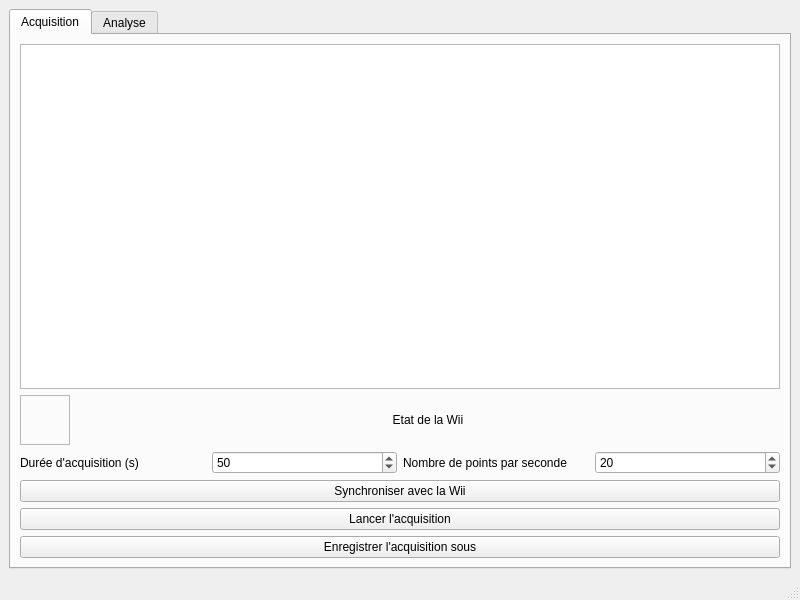
First picture: the form in interface.ui, repository Bastien38/wii, before the edit.
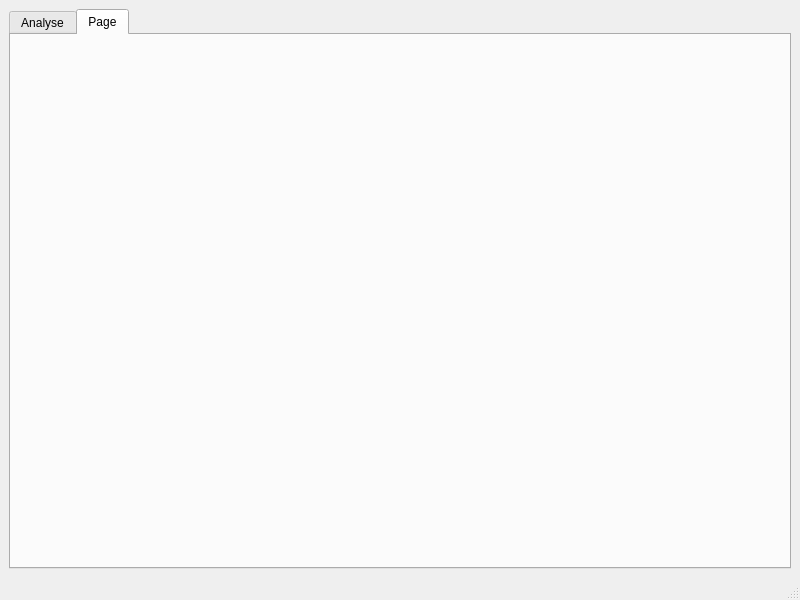
Second picture: the form after the edit. The open tabs and pages were chosen to show the change.

Commit message: Updating wizard class

What changed in the file:
```diff
--- a/interface.ui
+++ b/interface.ui
@@ -22,197 +22,6 @@
         <property name="currentIndex">
          <number>0</number>
         </property>
-        <widget class="QWidget" name="tab">
-         <property name="sizePolicy">
-          <sizepolicy hsizetype="Minimum" vsizetype="Preferred">
-           <horstretch>0</horstretch>
-           <verstretch>0</verstretch>
-          </sizepolicy>
-         </property>
-         <property name="minimumSize">
-          <size>
-           <width>200</width>
-           <height>0</height>
-          </size>
-         </property>
-         <attribute name="title">
-          <string>Acquisition</string>
-         </attribute>
-         <layout class="QHBoxLayout" name="horizontalLayout_2">
-          <item>
-           <layout class="QVBoxLayout" name="verticalLayout_3">
-            <property name="spacing">
-             <number>6</number>
-            </property>
-            <property name="sizeConstraint">
-             <enum>QLayout::SetFixedSize</enum>
-            </property>
-            <item>
-             <widget class="QTextEdit" name="textEdit">
-              <property name="sizePolicy">
-               <sizepolicy hsizetype="Minimum" vsizetype="Expanding">
-                <horstretch>0</horstretch>
-                <verstretch>0</verstretch>
-               </sizepolicy>
-              </property>
-              <property name="readOnly">
-               <bool>true</bool>
-              </property>
-             </widget>
-            </item>
-            <item>
-             <layout class="QHBoxLayout" name="horizontalLayout_3">
-              <property name="sizeConstraint">
-               <enum>QLayout::SetMinimumSize</enum>
-              </property>
-              <item>
-               <widget class="QFrame" name="frame">
-                <property name="sizePolicy">
-                 <sizepolicy hsizetype="Fixed" vsizetype="Fixed">
-                  <horstretch>0</horstretch>
-                  <verstretch>0</verstretch>
-                 </sizepolicy>
-                </property>
-                <property name="minimumSize">
-                 <size>
-                  <width>50</width>
-                  <height>50</height>
-                 </size>
-                </property>
-                <property name="baseSize">
-                 <size>
-                  <width>100</width>
-                  <height>100</height>
-                 </size>
-                </property>
-                <property name="frameShape">
-                 <enum>QFrame::StyledPanel</enum>
-                </property>
-                <property name="frameShadow">
-                 <enum>QFrame::Raised</enum>
-                </property>
-               </widget>
-              </item>
-              <item>
-               <widget class="QLabel" name="label">
-                <property name="text">
-                 <string>Etat de la Wii</string>
-                </property>
-                <property name="scaledContents">
-                 <bool>true</bool>
-                </property>
-                <property name="alignment">
-                 <set>Qt::AlignCenter</set>
-                </property>
-               </widget>
-              </item>
-             </layout>
-            </item>
-            <item>
-             <layout class="QHBoxLayout" name="horizontalLayout_7">
-              <item>
-               <widget class="QLabel" name="label_3">
-                <property name="text">
-                 <string>Durée d'acquisition (s)</string>
-                </property>
-               </widget>
-              </item>
-              <item>
-               <widget class="QSpinBox" name="spinBox_2">
-                <property name="minimum">
-                 <number>10</number>
-                </property>
-                <property name="maximum">
-                 <number>300</number>
-                </property>
-                <property name="singleStep">
-                 <number>10</number>
-                </property>
-                <property name="value">
-                 <number>50</number>
-                </property>
-               </widget>
-              </item>
-              <item>
-               <widget class="QLabel" name="label_2">
-                <property name="text">
-                 <string>Nombre de points par seconde</string>
-                </property>
-               </widget>
-              </item>
-              <item>
-               <widget class="QSpinBox" name="spinBox">
-                <property name="minimum">
-                 <number>10</number>
-                </property>
-                <property name="maximum">
-                 <number>100</number>
-                </property>
-                <property name="singleStep">
-                 <number>10</number>
-                </property>
-                <property name="value">
-                 <number>20</number>
-                </property>
-               </widget>
-              </item>
-             </layout>
-            </item>
-            <item>
-             <widget class="QPushButton" name="pushButton">
-              <property name="sizePolicy">
-               <sizepolicy hsizetype="Minimum" vsizetype="Fixed">
-                <horstretch>0</horstretch>
-                <verstretch>0</verstretch>
-               </sizepolicy>
-              </property>
-              <property name="minimumSize">
-               <size>
-                <width>50</width>
-                <height>0</height>
-               </size>
-              </property>
-              <property name="text">
-               <string>Synchroniser avec la Wii</string>
-              </property>
-             </widget>
-            </item>
-            <item>
-             <widget class="QPushButton" name="pushButton_2">
-              <property name="sizePolicy">
-               <sizepolicy hsizetype="Minimum" vsizetype="Fixed">
-                <horstretch>0</horstretch>
-                <verstretch>0</verstretch>
-               </sizepolicy>
-              </property>
-              <property name="minimumSize">
-               <size>
-                <width>200</width>
-                <height>0</height>
-               </size>
-              </property>
-              <property name="text">
-               <string>Lancer l'acquisition</string>
-              </property>
-             </widget>
-            </item>
-            <item>
-             <widget class="QPushButton" name="pushButton_6">
-              <property name="sizePolicy">
-               <sizepolicy hsizetype="Minimum" vsizetype="Fixed">
-                <horstretch>0</horstretch>
-                <verstretch>0</verstretch>
-               </sizepolicy>
-              </property>
-              <property name="text">
-               <string>Enregistrer l'acquisition sous</string>
-              </property>
-             </widget>
-            </item>
-           </layout>
-          </item>
-         </layout>
-        </widget>
         <widget class="QWidget" name="tab_2">
          <attribute name="title">
           <string>Analyse</string>
@@ -220,6 +29,13 @@
          <layout class="QVBoxLayout" name="verticalLayout">
           <item>
            <layout class="QHBoxLayout" name="horizontalLayout_6">
+            <item>
+             <widget class="QPushButton" name="pushButton">
+              <property name="text">
+               <string>Faire une acquisition</string>
+              </property>
+             </widget>
+            </item>
             <item>
              <widget class="QPushButton" name="pushButton_3">
               <property name="text">
@@ -245,6 +61,11 @@
           </item>
          </layout>
         </widget>
+        <widget class="QWidget" name="tab">
+         <attribute name="title">
+          <string>Page</string>
+         </attribute>
+        </widget>
        </widget>
       </item>
      </layout>
```
The commit also changes 5 other files.
